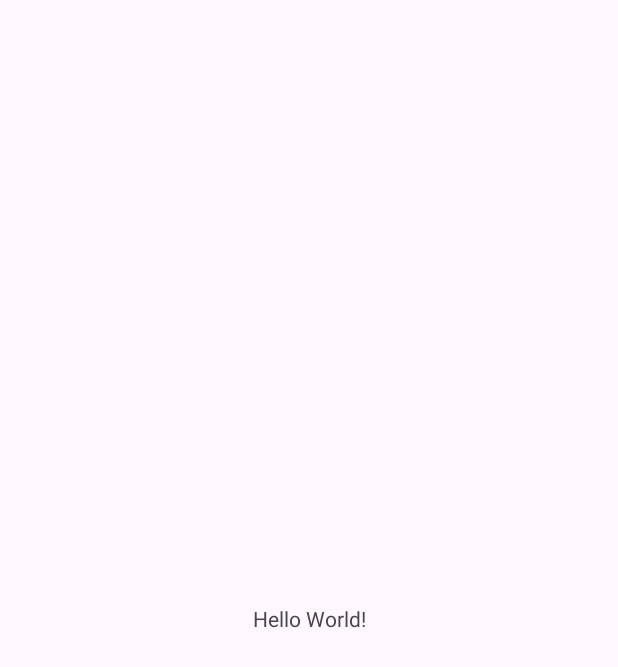
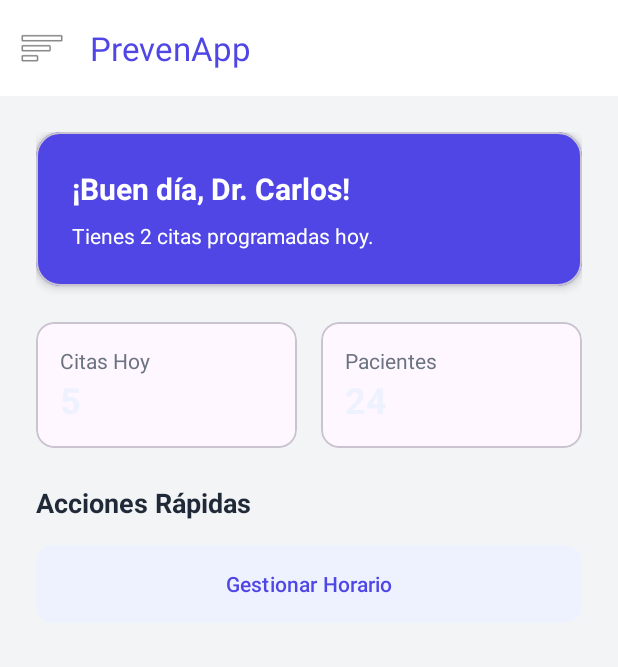
Before and after one commit to sebastian09-999/ProyectoAndroid1, an Android app: the screen it shows after launch (MainActivity), on a phone screen of 412 x 824 dp. Before the commit the part shown is almost empty. Shown: the top 667 px of the screen. Run offline under Robolectric (Android 15) with nearby library versions, the phone set to English and light mode, and no system bars.

Commit message:
Se agrega interfaz inicial del profesional y pantañlla mis horarios

```diff
--- a/app/build.gradle.kts
+++ b/app/build.gradle.kts
@@ -36,7 +36,7 @@ android {
 }
 
 dependencies {
-    implementation(libs.androidx.core.ktx)
+    implementation("androidx.core:core-ktx:1.17.0")
     implementation(libs.androidx.appcompat)
     implementation(libs.material)
     implementation(libs.androidx.activity)
@@ -44,4 +44,5 @@ dependencies {
     testImplementation(libs.junit)
     androidTestImplementation(libs.androidx.junit)
     androidTestImplementation(libs.androidx.espresso.core)
+    implementation("androidx.fragment:fragment-ktx:1.8.5")
 }
--- a/app/src/main/java/com/example/prevenapp/MainActivity.kt
+++ b/app/src/main/java/com/example/prevenapp/MainActivity.kt
@@ -1,20 +1,56 @@
 package com.example.prevenapp
 
 import android.os.Bundle
-import androidx.activity.enableEdgeToEdge
 import androidx.appcompat.app.AppCompatActivity
-import androidx.core.view.ViewCompat
-import androidx.core.view.WindowInsetsCompat
+import androidx.drawerlayout.widget.DrawerLayout
+import androidx.fragment.app.Fragment
+import com.google.android.material.appbar.MaterialToolbar
+import com.google.android.material.navigation.NavigationView
+import androidx.core.view.GravityCompat
 
 class MainActivity : AppCompatActivity() {
+
+    private lateinit var drawerLayout: DrawerLayout
+
     override fun onCreate(savedInstanceState: Bundle?) {
         super.onCreate(savedInstanceState)
-        enableEdgeToEdge()
         setContentView(R.layout.activity_main)
-        ViewCompat.setOnApplyWindowInsetsListener(findViewById(R.id.main)) { v, insets ->
-            val systemBars = insets.getInsets(WindowInsetsCompat.Type.systemBars())
-            v.setPadding(systemBars.left, systemBars.top, systemBars.right, systemBars.bottom)
-            insets
+
+        val toolbar = findViewById<MaterialToolbar>(R.id.toolbar)
+        drawerLayout = findViewById(R.id.drawer_layout)
+        val navView = findViewById<NavigationView>(R.id.nav_view)
+
+        // Abrir el menú lateral al darle clic al icono de hamburguesa
+        toolbar.setNavigationOnClickListener {
+            drawerLayout.openDrawer(GravityCompat.START)
+        }
+
+        // Cargar la pantalla de "Resumen" por defecto
+        if (savedInstanceState == null) {
+            replaceFragment(ResumenFragment())
+            navView.setCheckedItem(R.id.nav_resumen)
+        }
+
+        // Escuchar los clics del menú
+        navView.setNavigationItemSelectedListener { menuItem ->
+            when (menuItem.itemId) {
+                R.id.nav_resumen -> replaceFragment(ResumenFragment())
+                R.id.nav_horarios -> replaceFragment(MisHorariosFragment())
+                R.id.nav_chat -> replaceFragment(PlaceholderFragment.newInstance("Salas de Chat"))
+                R.id.nav_tips -> replaceFragment(PlaceholderFragment.newInstance("Publicar Tips"))
+                R.id.nav_reportes -> replaceFragment(PlaceholderFragment.newInstance("Reportes"))
+                R.id.nav_recursos -> replaceFragment(PlaceholderFragment.newInstance("Recursos"))
+                R.id.nav_perfil -> replaceFragment(PlaceholderFragment.newInstance("Mi Perfil"))
+            }
+            // Cerrar el menú después de hacer clic
+            drawerLayout.closeDrawer(GravityCompat.START)
+            true
         }
     }
+
+    private fun replaceFragment(fragment: Fragment) {
+        supportFragmentManager.beginTransaction()
+            .replace(R.id.fragment_container, fragment)
+            .commit()
+    }
 }
--- /dev/null
+++ b/app/src/main/java/com/example/prevenapp/ResumenFragment.kt
@@ -0,0 +1,3 @@
+package com.example.prevenapp
+import androidx.fragment.app.Fragment
+class ResumenFragment : Fragment(R.layout.fragment_resumen)
--- a/app/src/main/res/layout/activity_main.xml
+++ b/app/src/main/res/layout/activity_main.xml
@@ -1,19 +1,50 @@
 <?xml version="1.0" encoding="utf-8"?>
-<androidx.constraintlayout.widget.ConstraintLayout xmlns:android="http://schemas.android.com/apk/res/android"
+<androidx.drawerlayout.widget.DrawerLayout
+    xmlns:android="http://schemas.android.com/apk/res/android"
     xmlns:app="http://schemas.android.com/apk/res-auto"
-    xmlns:tools="http://schemas.android.com/tools"
-    android:id="@+id/main"
+    android:id="@+id/drawer_layout"
     android:layout_width="match_parent"
     android:layout_height="match_parent"
-    tools:context=".MainActivity">
+    android:fitsSystemWindows="true">
 
-    <TextView
+    <!-- Contenedor Principal -->
+    <androidx.coordinatorlayout.widget.CoordinatorLayout
+        android:layout_width="match_parent"
+        android:layout_height="match_parent"
+        android:background="@color/bg_main">
+
+        <!-- Barra Superior (Topbar) -->
+        <com.google.android.material.appbar.AppBarLayout
+            android:layout_width="match_parent"
+            android:layout_height="wrap_content"
+            android:background="@color/white"
+            app:elevation="2dp">
+
+            <com.google.android.material.appbar.MaterialToolbar
+                android:id="@+id/toolbar"
+                android:layout_width="match_parent"
+                android:layout_height="?attr/actionBarSize"
+                app:title="PrevenApp"
+                app:titleTextColor="@color/primary"
+                app:navigationIcon="@android:drawable/ic_menu_sort_by_size" />
+        </com.google.android.material.appbar.AppBarLayout>
+
+        <!-- Contenedor dinámico para los Fragments (Aquí cambiarán las pantallas) -->
+        <FrameLayout
+            android:id="@+id/fragment_container"
+            android:layout_width="match_parent"
+            android:layout_height="match_parent"
+            app:layout_behavior="@string/appbar_scrolling_view_behavior" />
+    </androidx.coordinatorlayout.widget.CoordinatorLayout>
+
+    <!-- Menú Lateral (NavigationView) -->
+    <com.google.android.material.navigation.NavigationView
+        android:id="@+id/nav_view"
         android:layout_width="wrap_content"
-        android:layout_height="wrap_content"
-        android:text="Hello World!"
-        app:layout_constraintBottom_toBottomOf="parent"
-        app:layout_constraintEnd_toEndOf="parent"
-        app:layout_constraintStart_toStartOf="parent"
-        app:layout_constraintTop_toTopOf="parent" />
+        android:layout_height="match_parent"
+        android:layout_gravity="start"
+        android:fitsSystemWindows="true"
+        app:menu="@menu/menu_drawer"
+        app:headerLayout="@layout/nav_header" />
 
-</androidx.constraintlayout.widget.ConstraintLayout>
+</androidx.drawerlayout.widget.DrawerLayout>
--- /dev/null
+++ b/app/src/main/res/layout/fragment_resumen.xml
@@ -0,0 +1,103 @@
+<?xml version="1.0" encoding="utf-8"?>
+<ScrollView xmlns:android="http://schemas.android.com/apk/res/android"
+    xmlns:app="http://schemas.android.com/apk/res-auto"
+    android:layout_width="match_parent"
+    android:layout_height="match_parent">
+
+    <LinearLayout
+        android:layout_width="match_parent"
+        android:layout_height="wrap_content"
+        android:orientation="vertical"
+        android:padding="24dp">
+
+        <!-- Banner de Bienvenida -->
+        <com.google.android.material.card.MaterialCardView
+            android:layout_width="match_parent"
+            android:layout_height="wrap_content"
+            app:cardBackgroundColor="@color/primary"
+            app:cardCornerRadius="16dp"
+            app:cardElevation="4dp">
+
+            <LinearLayout
+                android:layout_width="match_parent"
+                android:layout_height="wrap_content"
+                android:orientation="vertical"
+                android:padding="24dp">
+                <TextView
+                    android:layout_width="wrap_content"
+                    android:layout_height="wrap_content"
+                    android:text="¡Buen día, Dr. Carlos!"
+                    android:textColor="@color/white"
+                    android:textSize="20sp"
+                    android:textStyle="bold" />
+                <TextView
+                    android:layout_width="wrap_content"
+                    android:layout_height="wrap_content"
+                    android:layout_marginTop="8dp"
+                    android:text="Tienes 2 citas programadas hoy."
+                    android:textColor="@color/white" />
+            </LinearLayout>
+        </com.google.android.material.card.MaterialCardView>
+
+        <!-- Tarjetas KPI -->
+        <LinearLayout
+            android:layout_width="match_parent"
+            android:layout_height="wrap_content"
+            android:layout_marginTop="24dp"
+            android:orientation="horizontal">
+
+            <com.google.android.material.card.MaterialCardView
+                android:layout_width="0dp"
+                android:layout_height="wrap_content"
+                android:layout_weight="1"
+                android:layout_marginEnd="8dp"
+                app:cardCornerRadius="12dp">
+                <LinearLayout
+                    android:layout_width="match_parent"
+                    android:layout_height="wrap_content"
+                    android:orientation="vertical"
+                    android:padding="16dp">
+                    <TextView android:layout_width="wrap_content" android:layout_height="wrap_content" android:text="Citas Hoy" android:textColor="@color/text_light" />
+                    <TextView android:layout_width="wrap_content" android:layout_height="wrap_content" android:text="5" android:textSize="24sp" android:textStyle="bold" android:textColor="@color/primary_light"/>
+                </LinearLayout>
+            </com.google.android.material.card.MaterialCardView>
+
+            <com.google.android.material.card.MaterialCardView
+                android:layout_width="0dp"
+                android:layout_height="wrap_content"
+                android:layout_weight="1"
+                android:layout_marginStart="8dp"
+                app:cardCornerRadius="12dp">
+                <LinearLayout
+                    android:layout_width="match_parent"
+                    android:layout_height="wrap_content"
+                    android:orientation="vertical"
+                    android:padding="16dp">
+                    <TextView android:layout_width="wrap_content" android:layout_height="wrap_content" android:text="Pacientes" android:textColor="@color/text_light" />
+                    <TextView android:layout_width="wrap_content" android:layout_height="wrap_content" android:text="24" android:textSize="24sp" android:textStyle="bold" android:textColor="@color/primary_light"/>
+                </LinearLayout>
+            </com.google.android.material.card.MaterialCardView>
+        </LinearLayout>
+
+        <TextView
+            android:layout_width="wrap_content"
+            android:layout_height="wrap_content"
+            android:layout_marginTop="24dp"
+            android:text="Acciones Rápidas"
+            android:textSize="18sp"
+            android:textStyle="bold"
+            android:textColor="@color/text_dark" />
+
+        <!-- Botón de Acción Rápida -->
+        <com.google.android.material.button.MaterialButton
+            android:id="@+id/btn_ir_horarios"
+            android:layout_width="match_parent"
+            android:layout_height="60dp"
+            android:layout_marginTop="12dp"
+            android:text="Gestionar Horario"
+            app:cornerRadius="12dp"
+            app:backgroundTint="@color/primary_light"
+            android:textColor="@color/primary" />
+
+    </LinearLayout>
+</ScrollView>
--- /dev/null
+++ b/app/src/main/res/menu/menu_drawer.xml
@@ -0,0 +1,33 @@
+<?xml version="1.0" encoding="utf-8"?>
+<menu xmlns:android="http://schemas.android.com/apk/res/android">
+    <group android:checkableBehavior="single">
+        <item
+            android:id="@+id/nav_resumen"
+            android:icon="@android:drawable/ic_menu_sort_by_size"
+            android:title="Resumen" />
+        <item
+            android:id="@+id/nav_horarios"
+            android:icon="@android:drawable/ic_menu_my_calendar"
+            android:title="Mis Horarios" />
+        <item
+            android:id="@+id/nav_chat"
+            android:icon="@android:drawable/ic_menu_send"
+            android:title="Salas de Chat" />
+        <item
+            android:id="@+id/nav_tips"
+            android:icon="@android:drawable/ic_menu_edit"
+            android:title="Publicar Tips" />
+        <item
+            android:id="@+id/nav_reportes"
+            android:icon="@android:drawable/ic_menu_report_image"
+            android:title="Reportes y Seguimiento" />
+        <item
+            android:id="@+id/nav_recursos"
+            android:icon="@android:drawable/ic_menu_agenda"
+            android:title="Recursos Educativos" />
+        <item
+            android:id="@+id/nav_perfil"
+            android:icon="@android:drawable/ic_menu_myplaces"
+            android:title="Mi Perfil" />
+    </group>
+</menu>
--- a/app/src/main/res/values/colors.xml
+++ b/app/src/main/res/values/colors.xml
@@ -1,5 +1,9 @@
 <?xml version="1.0" encoding="utf-8"?>
 <resources>
-    <color name="black">#FF000000</color>
-    <color name="white">#FFFFFFFF</color>
+    <color name="primary">#4F46E5</color>
+    <color name="primary_light">#EEF2FF</color>
+    <color name="bg_main">#F3F4F6</color>
+    <color name="text_dark">#1F2937</color>
+    <color name="text_light">#6B7280</color>
+    <color name="white">#FFFFFF</color>
 </resources>
```
Also changed, not shown: app/src/main/java/com/example/prevenapp/Horario.kt (added, +9 -0 lines), app/src/main/java/com/example/prevenapp/HorarioAdapter.kt (added, +42 -0 lines), app/src/main/java/com/example/prevenapp/MisHorariosFragment.kt (added, +69 -0 lines), app/src/main/java/com/example/prevenapp/PlaceholderFragment.kt (added, +24 -0 lines), app/src/main/res/layout/fragment_mis_horarios.xml (added, +85 -0 lines), app/src/main/res/layout/fragment_placeholder.xml (added, +16 -0 lines), app/src/main/res/layout/item_horario.xml (added, +101 -0 lines), app/src/main/res/layout/nav_header.xml (added, +34 -0 lines).
